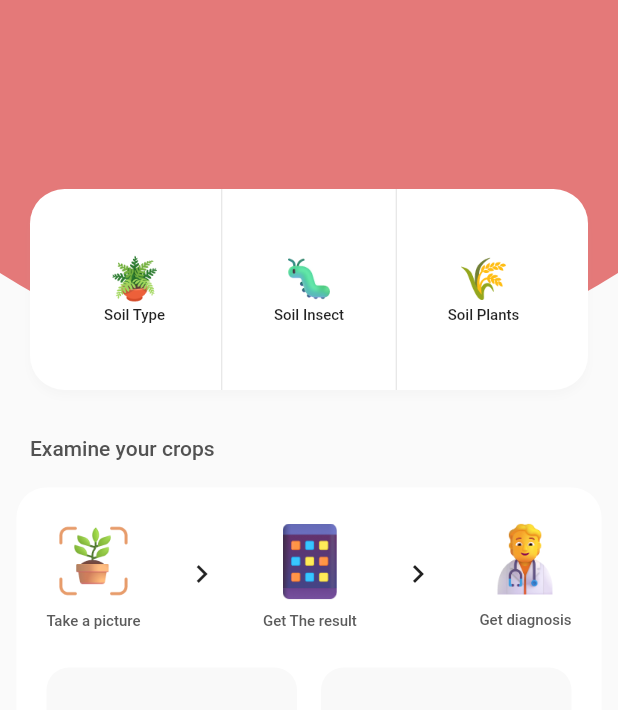
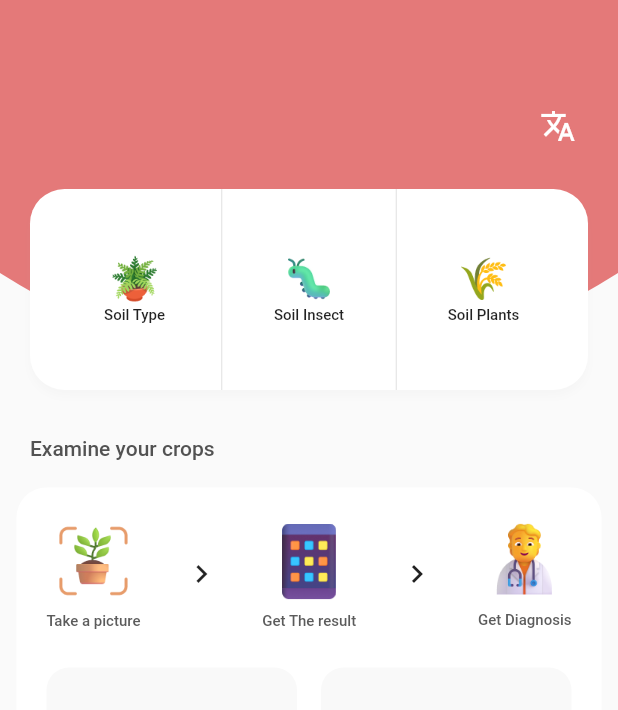
Before and after one commit to Abhinav1004/Soil-Moisture-Prediction, a Flutter app: the screen it shows after launch, on a phone screen of 412 x 824 dp. Shown: the top 710 px of the screen. Run offline on Flutter 3.47's test engine with Material 2 defaults, Android fonts, the phone set to English and light mode, and no system bars; our stand-ins replace bloc, flutter_bloc, image_cropper, image_picker; missing offline and left inert: tflite; generated files the repository leaves out were written again.

Commit message:
✨ feat: added localisation

```diff
--- /dev/null
+++ b/lib/features/home/presentation/bloc/language_cubit.dart
@@ -0,0 +1,16 @@
+import 'package:bloc/bloc.dart';
+import 'package:meta/meta.dart';
+
+part 'language_state.dart';
+
+class LanguageCubit extends Cubit<LanguageState> {
+  LanguageCubit() : super(LanguageEnglish());
+
+  changeLanguage(){
+    if(state is LanguageEnglish){
+      emit(LanguageHindi());
+    }else{
+      emit(LanguageEnglish());
+    }
+  }
+}
--- /dev/null
+++ b/lib/features/home/presentation/bloc/language_state.dart
@@ -0,0 +1,7 @@
+part of 'language_cubit.dart';
+
+abstract class LanguageState {}
+
+class LanguageEnglish extends LanguageState {}
+
+class LanguageHindi extends LanguageState {}
--- a/lib/features/home/presentation/components/examine_crop_area.dart
+++ b/lib/features/home/presentation/components/examine_crop_area.dart
@@ -4,6 +4,7 @@ import 'package:soil_moisture/core/constants/enums.dart';
 import 'package:soil_moisture/features/home/data/repository/image_input_repository.dart';
 import 'package:soil_moisture/features/home/presentation/bloc/image_input_cubit.dart';
 import 'package:soil_moisture/features/home/presentation/pages/photo_msg/photo_msg.dart';
+import 'package:flutter_gen/gen_l10n/app_localizations.dart';
 
 class ExamineCropArea extends StatelessWidget {
   const ExamineCropArea({Key? key}) : super(key: key);
@@ -24,6 +25,7 @@ class ExamineCropAreaView extends StatefulWidget {
 class _ExamineCropAreaViewState extends State<ExamineCropAreaView> {
   @override
   Widget build(BuildContext context) {
+    var locale = AppLocalizations.of(context);
     return BlocListener<ImageInputCubit, ImageInputState>(
       listener: (context, state) {
         if(state is ImageInputCaptured){
@@ -60,9 +62,9 @@ class _ExamineCropAreaViewState extends State<ExamineCropAreaView> {
                         const SizedBox(
                           height: 5,
                         ),
-                        const Text(
-                          "Take a picture",
-                          style: TextStyle(
+                        Text(
+                          locale.take_a_picture,
+                          style: const TextStyle(
                             color: Color.fromRGBO(91, 91, 91, 1),
                             fontSize: 10,
                             fontWeight: FontWeight.w500
@@ -83,9 +85,9 @@ class _ExamineCropAreaViewState extends State<ExamineCropAreaView> {
                         const SizedBox(
                           height: 8,
                         ),
-                        const Text(
-                          "Get The result",
-                          style: TextStyle(
+                        Text(
+                          locale.get_the_result,
+                          style: const TextStyle(
                             color: Color.fromRGBO(91, 91, 91, 1),
                             fontSize: 10,
                             fontWeight: FontWeight.w500
@@ -103,9 +105,9 @@ class _ExamineCropAreaViewState extends State<ExamineCropAreaView> {
                         const SizedBox(
                           height: 8,
                         ),
-                        const Text(
-                          "Get diagnosis",
-                          style: TextStyle(
+                        Text(
+                          locale.get_diagnosis,
+                          style: const TextStyle(
                             color: Color.fromRGBO(91, 91, 91, 1),
                             fontSize: 10,
                             fontWeight: FontWeight.w500
@@ -120,11 +122,11 @@ class _ExamineCropAreaViewState extends State<ExamineCropAreaView> {
                 ),
                 Row(
                   children: [
-                    _buildButton("assets/icons/bi_camera-fill.png", "Take Photo", ImageInputEnum.camera),
+                    _buildButton("assets/icons/bi_camera-fill.png", locale.take_photo, ImageInputEnum.camera),
                     const SizedBox(
                       width: 16,
                     ),
-                    _buildButton("assets/icons/bi_file-earmark-image-fill.png", "Upload Photo", ImageInputEnum.gallery)
+                    _buildButton("assets/icons/bi_file-earmark-image-fill.png", locale.upload_photo, ImageInputEnum.gallery)
                   ],
                 ),
                 const SizedBox(
--- a/lib/features/home/presentation/components/top_button_group.dart
+++ b/lib/features/home/presentation/components/top_button_group.dart
@@ -1,4 +1,6 @@
 import 'package:flutter/material.dart';
+import 'package:flutter_gen/gen_l10n/app_localizations.dart';
+
 
 class TopButtonGroup extends StatefulWidget {
   const TopButtonGroup({Key? key}) : super(key: key);
@@ -21,8 +23,11 @@ class _TopButtonGroupState extends State<TopButtonGroup> {
     Navigator.of(context).pushNamed("/reading/pest");
   }
 
+
   @override
   Widget build(BuildContext context) {
+    var local = AppLocalizations.of(context);
+
     return Container(
       height: 134,
       margin: const EdgeInsets.symmetric(horizontal: 20),
@@ -42,15 +47,15 @@ class _TopButtonGroupState extends State<TopButtonGroup> {
         padding: const EdgeInsets.symmetric(horizontal: 12),
         child: Row(
           children: [
-            _buildButton("assets/icons/noto_potted-plant.png", "Soil Type", onSoilClick),
+            _buildButton("assets/icons/noto_potted-plant.png", local.soil_type, onSoilClick),
             const VerticalDivider(
               width: 1,
             ),
-            _buildButton("assets/icons/fluent-emoji_bug.png", "Soil Insect", onPestClick),
+            _buildButton("assets/icons/fluent-emoji_bug.png", local.soil_insect, onPestClick),
             const VerticalDivider(
               width: 1,
             ),
-            _buildButton("assets/icons/noto_sheaf-of-rice.png", "Soil Plants", onPlantClick)
+            _buildButton("assets/icons/noto_sheaf-of-rice.png", local.soil_plants, onPlantClick)
           ],
         ),
       ),
--- a/lib/features/home/presentation/pages/home/home_page.dart
+++ b/lib/features/home/presentation/pages/home/home_page.dart
@@ -1,6 +1,8 @@
 import 'package:flutter/material.dart';
+import 'package:flutter_bloc/flutter_bloc.dart';
 import 'package:soil_moisture/core/custom_icon/botton_nav_icons.dart';
 import 'package:soil_moisture/core/components/app_bar_custom_painter.dart';
+import 'package:soil_moisture/features/home/presentation/bloc/language_cubit.dart';
 import 'package:soil_moisture/features/home/presentation/components/examine_crop_area.dart';
 import 'package:soil_moisture/features/home/presentation/components/top_button_group.dart';
 
@@ -28,6 +30,17 @@ class HomePage extends StatelessWidget {
                   bottom: 0,
                   child: TopButtonGroup()
                 ),
+                Positioned(
+                  right: 16,
+                  top: 60,
+                  child: IconButton(
+                    color: Colors.white,
+                    onPressed: (){
+                      context.read<LanguageCubit>().changeLanguage();
+                    },
+                    icon: const Icon(Icons.translate)
+                  ),
+                )
               ],
             ),
           ),
--- /dev/null
+++ b/lib/l10n.yaml
@@ -0,0 +1,3 @@
+arb-dir: lib/l10n
+template-arb-file: app_en.arb
+output-localization-file: app_localizations.dart
--- a/lib/main.dart
+++ b/lib/main.dart
@@ -3,7 +3,8 @@ import 'package:flutter_bloc/flutter_bloc.dart';
 import 'package:soil_moisture/features/examine/presentation/bloc/recommed_crops_cubit.dart';
 import 'package:soil_moisture/features/home/data/repository/image_input_repository.dart';
 import 'package:soil_moisture/features/home/presentation/bloc/image_input_cubit.dart';
-
+import 'package:flutter_gen/gen_l10n/app_localizations.dart';
+import 'package:soil_moisture/features/home/presentation/bloc/language_cubit.dart';
 import 'core/observer/custom_bloc_observer.dart';
 import 'core/routes/routes.dart';
 
@@ -24,12 +25,28 @@ class MyApp extends StatelessWidget {
           create: (context) => ImageInputCubit(context.read<ImageInputRepositoryImp>()),
           child: BlocProvider(
             create: (context) => RecommedCropsCubit(),
-            child: MaterialApp(
-              title: 'Terreno',
-              theme: ThemeData(
-                primarySwatch: Colors.blue,
+            child: BlocProvider(
+              create: (context) => LanguageCubit(),
+              child: BlocBuilder<LanguageCubit, LanguageState>(
+                builder: (context, state) {
+                  Locale locale;
+                  if(state is LanguageHindi){
+                    locale = const Locale("hi");
+                  }else{
+                    locale = const Locale("eng");
+                  }
+                  return MaterialApp(
+                    title: 'Terreno',
+                    theme: ThemeData(
+                      primarySwatch: Colors.blue,
+                    ),
+                    locale: locale,
+                    localizationsDelegates: AppLocalizations.localizationsDelegates,
+                    supportedLocales: AppLocalizations.supportedLocales,
+                    onGenerateRoute: Routes.onGenerateRoute,
+                  );
+                },
               ),
-              onGenerateRoute: Routes.onGenerateRoute,
             ),
           ),
         ),
--- a/pubspec.yaml
+++ b/pubspec.yaml
@@ -30,6 +30,9 @@ dependencies:
   flutter:
     sdk: flutter
 
+  flutter_localizations:
+    sdk: flutter
+
   # The following adds the Cupertino Icons font to your application.
   # Use with the CupertinoIcons class for iOS style icons.
   cupertino_icons: ^1.0.2
@@ -40,6 +43,7 @@ dependencies:
   image_cropper: ^3.0.1
   url_launcher: ^6.1.7
   http: ^0.13.5
+  intl: ^0.17.0
 
 dev_dependencies:
   flutter_test:
@@ -57,6 +61,7 @@ dev_dependencies:
 
 # The following section is specific to Flutter packages.
 flutter:
+  generate: true
   # The following line ensures that the Material Icons font is
   # included with your application, so that you can use the icons in
   # the material Icons class.
```
Also changed, not shown: lib/l10n/app_en.arb (added, +10 -0 lines), lib/l10n/app_hi.arb (added, +10 -0 lines), pubspec.lock, 1 other file.
